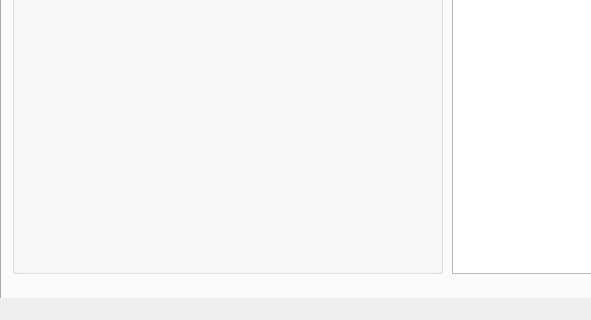
Qt form MainWindow.ui (MelLain/Different) before a commit; both pictures show x 0 to 591 and y 279 to 599 of the 758 by 599 pixel window.
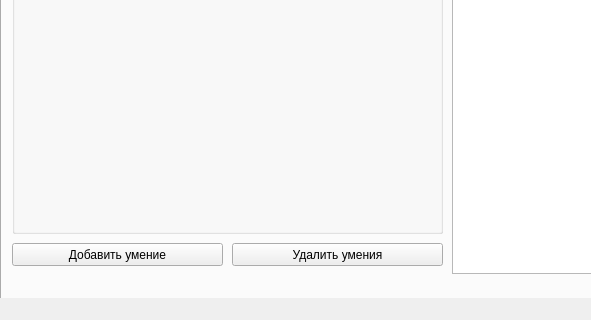
The same form after that commit. The open tabs and pages were chosen to show the change. Icons and pictures are not drawn.

The edit to the form file:
```diff
--- a/MainWindow.ui
+++ b/MainWindow.ui
@@ -146,7 +146,7 @@
         <x>10</x>
         <y>20</y>
         <width>431</width>
-        <height>471</height>
+        <height>431</height>
        </rect>
       </property>
       <property name="sizePolicy">
@@ -159,6 +159,32 @@
        <string>Детальная иформация</string>
       </property>
      </widget>
+     <widget class="QPushButton" name="AddSkillButton">
+      <property name="geometry">
+       <rect>
+        <x>10</x>
+        <y>460</y>
+        <width>211</width>
+        <height>23</height>
+       </rect>
+      </property>
+      <property name="text">
+       <string>Добавить умение</string>
+      </property>
+     </widget>
+     <widget class="QPushButton" name="DelSkillButton">
+      <property name="geometry">
+       <rect>
+        <x>230</x>
+        <y>460</y>
+        <width>211</width>
+        <height>23</height>
+       </rect>
+      </property>
+      <property name="text">
+       <string>Удалить умения</string>
+      </property>
+     </widget>
     </widget>
     <widget class="QWidget" name="tab_4">
      <attribute name="title">
```
Left out of the diff: 35 changed lines with no effect on the pictures.
